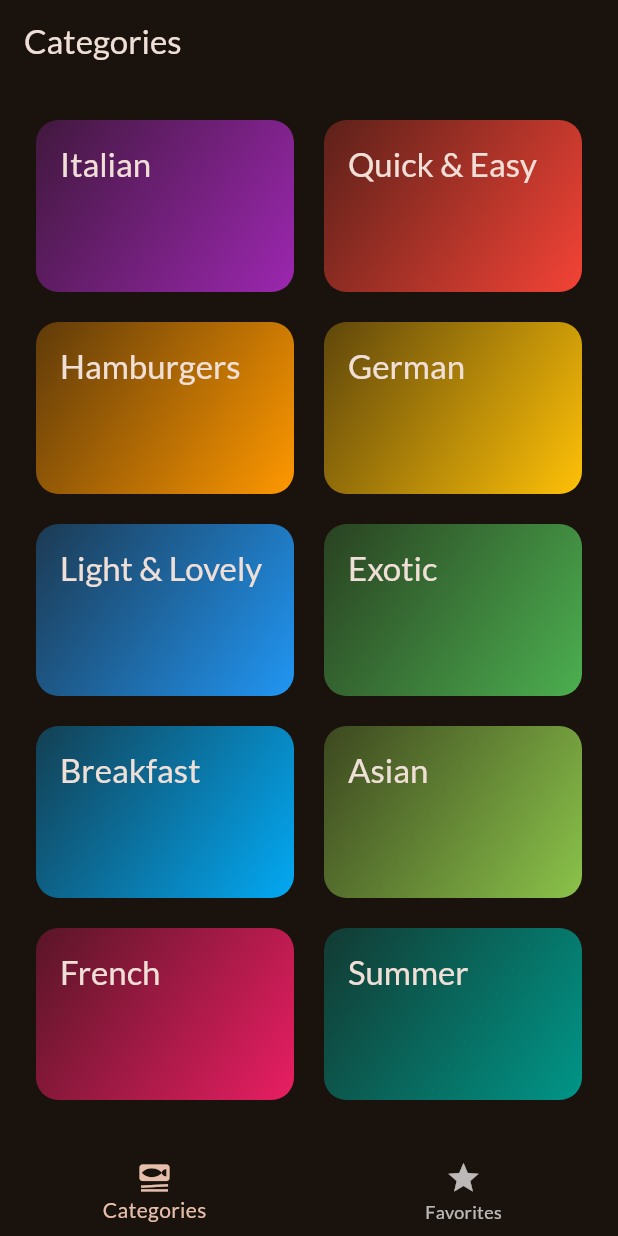
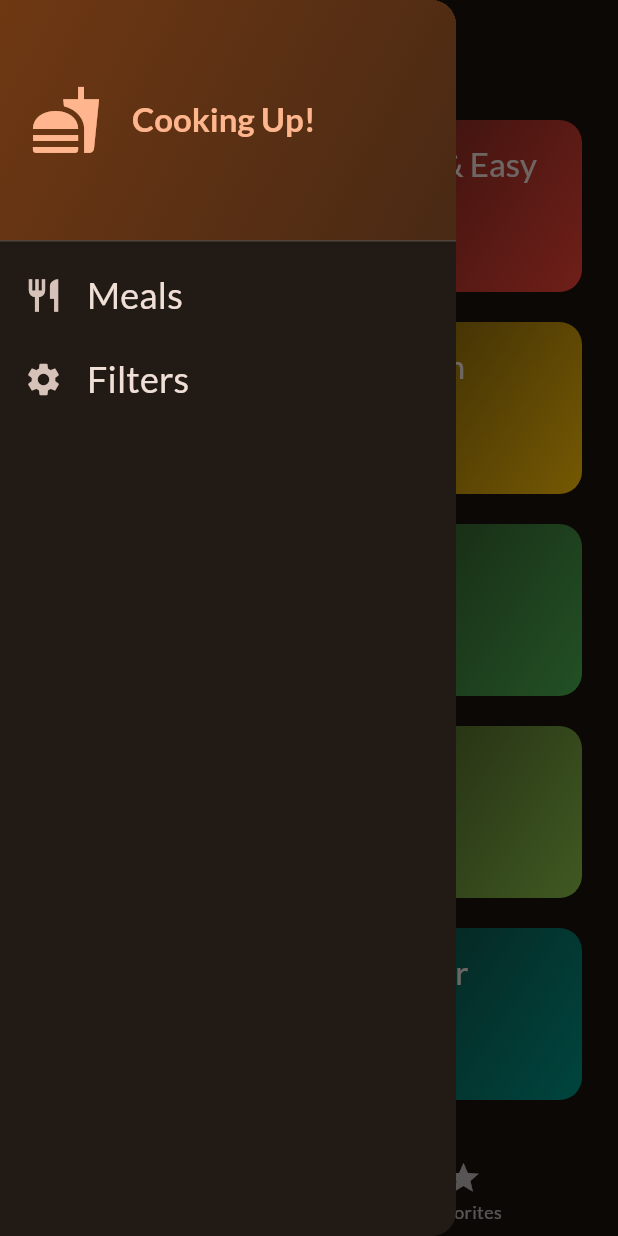
Before and after one commit to sznorbee/meals, a Flutter app: the screen it shows after launch, with the side drawer open (before the commit the screen has no drawer), on a phone screen of 412 x 824 dp. Run offline on Flutter 3.47's test engine with Material 3 defaults, Android fonts, the phone set to English and light mode, and no system bars; our stand-ins replace google_fonts, transparent_image.

Commit message:
add drawer and  filters page

```diff
--- a/lib/screens/tabs.dart
+++ b/lib/screens/tabs.dart
@@ -1,7 +1,9 @@
 import 'package:flutter/material.dart';
 import 'package:meals/models/meal.dart';
 import 'package:meals/screens/categories.dart';
+import 'package:meals/screens/filters.dart';
 import 'package:meals/screens/meals.dart';
+import 'package:meals/widgets/main_drawer.dart';
 
 class TabsScreen extends StatefulWidget {
   const TabsScreen({super.key});
@@ -41,6 +43,15 @@ class _TabsScreenState extends State<TabsScreen> {
     });
   }
 
+  void _setScreen(String identifier) {
+    Navigator.of(context).pop();
+    if (identifier == 'filters') {
+      Navigator.of(context).push(MaterialPageRoute(builder: (_) {
+        return const FiltersScreen();
+      }));
+    }
+  }
+
   @override
   Widget build(BuildContext context) {
     Widget activePage = CategoriesScreen(
@@ -58,6 +69,7 @@ class _TabsScreenState extends State<TabsScreen> {
         appBar: AppBar(
           title: Text(activePageTitle),
         ),
+        drawer: MainDrawer(onSelectScreen: _setScreen),
         body: activePage,
         bottomNavigationBar: BottomNavigationBar(
           onTap: (index) => _selectPage(index),
--- /dev/null
+++ b/lib/widgets/main_drawer.dart
@@ -0,0 +1,54 @@
+import 'package:flutter/material.dart';
+
+class MainDrawer extends StatelessWidget {
+  const MainDrawer({super.key, required this.onSelectScreen});
+
+  final void Function(String identifier) onSelectScreen;
+
+  @override
+  Widget build(BuildContext context) {
+    return Drawer(
+      child: Column(
+        children: [
+          DrawerHeader(
+            padding: const EdgeInsets.all(20),
+            decoration: BoxDecoration(
+                gradient: LinearGradient(colors: [
+              Theme.of(context).colorScheme.primaryContainer,
+              Theme.of(context).colorScheme.primaryContainer.withOpacity(0.5)
+            ], begin: Alignment.topLeft, end: Alignment.bottomRight)),
+            child: Row(
+              children: [
+                Icon(Icons.fastfood,
+                    size: 48, color: Theme.of(context).colorScheme.primary),
+                const SizedBox(width: 20),
+                Text(
+                  'Cooking Up!',
+                  style: Theme.of(context).textTheme.titleLarge!.copyWith(
+                      color: Theme.of(context).colorScheme.primary,
+                      fontWeight: FontWeight.bold),
+                ),
+              ],
+            ),
+          ),
+          ListTile(
+            leading: const Icon(Icons.restaurant, size: 26),
+            title: Text('Meals',
+                style: Theme.of(context).textTheme.titleSmall!.copyWith(
+                    color: Theme.of(context).colorScheme.onBackground,
+                    fontSize: 24)),
+            onTap: () { onSelectScreen('meals'); },
+          ),
+          ListTile(
+            leading: const Icon(Icons.settings, size: 26),
+            title: Text('Filters',
+                style: Theme.of(context).textTheme.titleSmall!.copyWith(
+                    color: Theme.of(context).colorScheme.onBackground,
+                    fontSize: 24)),
+            onTap: () {onSelectScreen('filters');},
+          ),
+        ],
+      ),
+    );
+  }
+}
```
Also changed, not shown: lib/screens/filters.dart (added, +117 -0 lines).
